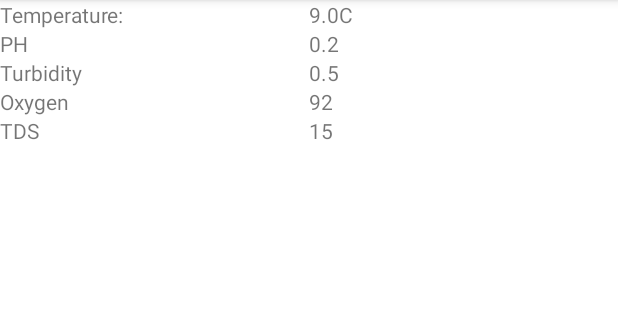
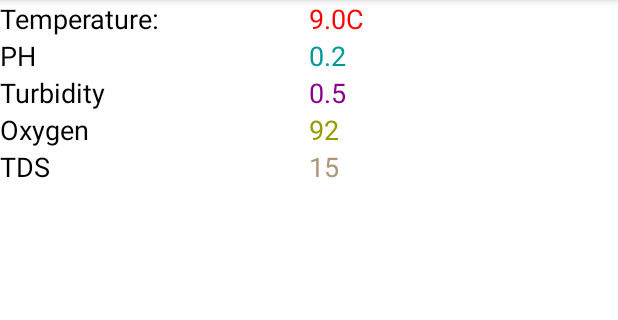
Before and after one commit to Arsh-Agarwal/SIH_Spider_Murphy, an Android app: the fragment SongListFragment placed in its activity, on a phone screen of 412 x 824 dp, the part 84-404 px from its top. Run offline under Robolectric (Android 15) with nearby library versions, the phone set to English and light mode, and no system bars.

Commit message:
SIH Spider Murphy

```diff
--- a/app/src/main/res/layout/fragment_song_list.xml
+++ b/app/src/main/res/layout/fragment_song_list.xml
@@ -16,6 +16,8 @@
         app:layout_constraintHorizontal_bias="0"
         app:layout_constraintVertical_bias="0"
         android:text="Temperature:"
+        android:textSize="18sp"
+        android:textColor="@color/black"
         android:id="@+id/templabel"/>
 
     <TextView
@@ -28,6 +30,8 @@
         app:layout_constraintVertical_bias="0"
         app:layout_constraintHorizontal_bias="0"
         android:id="@+id/temperature"
+        android:textSize="18sp"
+        android:textColor="#ff0000"
         android:text="9.0C"/>
 
     <TextView
@@ -40,6 +44,8 @@
         app:layout_constraintHorizontal_bias="0"
         app:layout_constraintVertical_bias="0"
         android:text="PH"
+        android:textSize="18sp"
+        android:textColor="@color/black"
         android:id="@+id/phlabel"/>
 
     <TextView
@@ -52,6 +58,8 @@
         app:layout_constraintVertical_bias="0"
         app:layout_constraintHorizontal_bias="0"
         android:id="@+id/ph"
+        android:textSize="18sp"
+        android:textColor="#009999"
         android:text="0.2"/>
 
     <TextView
@@ -63,6 +71,8 @@
         app:layout_constraintBottom_toBottomOf="parent"
         app:layout_constraintHorizontal_bias="0"
         app:layout_constraintVertical_bias="0"
+        android:textSize="18sp"
+        android:textColor="@color/black"
         android:text="Turbidity"
         android:id="@+id/turblabel"/>
 
@@ -76,6 +86,8 @@
         app:layout_constraintVertical_bias="0"
         app:layout_constraintHorizontal_bias="0"
         android:id="@+id/turb"
+        android:textSize="18sp"
+        android:textColor="#880088"
         android:text="0.5"/>
     <TextView
         android:layout_width="0dp"
@@ -86,6 +98,8 @@
         app:layout_constraintBottom_toBottomOf="parent"
         app:layout_constraintHorizontal_bias="0"
         app:layout_constraintVertical_bias="0"
+        android:textSize="18sp"
+        android:textColor="@color/black"
         android:text="Oxygen"
         android:id="@+id/oxylabel"/>
 
@@ -99,6 +113,8 @@
         app:layout_constraintVertical_bias="0"
         app:layout_constraintHorizontal_bias="0"
         android:id="@+id/oxy"
+        android:textSize="18sp"
+        android:textColor="#999900"
         android:text="92"/>
 
     <TextView
@@ -111,6 +127,8 @@
         app:layout_constraintHorizontal_bias="0"
         app:layout_constraintVertical_bias="0"
         android:text="TDS"
+        android:textSize="18sp"
+        android:textColor="@color/black"
         android:id="@+id/tdslabel"/>
 
     <TextView
@@ -123,6 +141,8 @@
         app:layout_constraintVertical_bias="0"
         app:layout_constraintHorizontal_bias="0"
         android:id="@+id/tds"
+        android:textSize="18sp"
+        android:textColor="#ae9678"
         android:text="15"/>
 
 
```
